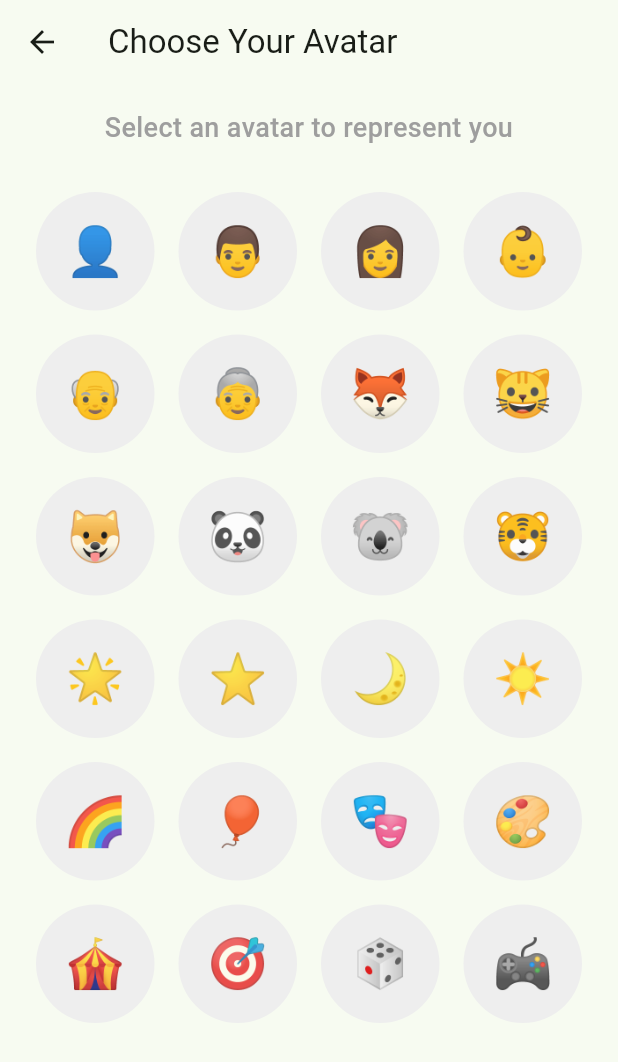
After one commit to Chenuka-Garusinghe/SYNCS-HACK-25, a Flutter app: the AnimationScreen screen opened directly, after a tap on "Continue", on a phone screen of 412 x 824 dp. The commit adds this screen. Shown: the top 1062 px of the screen. Run offline on Flutter 3.47's test engine with Material 3 defaults, Android fonts, the phone set to English and light mode, and no system bars.

Commit message:
Added basic avatar selection screen and navigation to it

```diff
--- a/terrago/lib/screens/animation_screen.dart
+++ b/terrago/lib/screens/animation_screen.dart
@@ -1,4 +1,5 @@
 import 'package:flutter/material.dart';
+import 'chooseAvatar_screen.dart';
 
 class AnimationScreen extends StatefulWidget {
   const AnimationScreen({super.key});
@@ -122,6 +123,11 @@ class _AnimationScreenState extends State<AnimationScreen>
               children: [
                 ElevatedButton(
                   onPressed: () {
+                    Navigator.of(context).push(
+                      MaterialPageRoute(
+                        builder: (context) => const ChooseAvatarScreen(),
+                      ),
+                    );
                     if (_animationController.isAnimating) {
                       _animationController.stop();
                     } else {
@@ -132,9 +138,7 @@ class _AnimationScreenState extends State<AnimationScreen>
                     backgroundColor: Colors.green,
                     foregroundColor: Colors.white,
                   ),
-                  child: Text(
-                    _animationController.isAnimating ? 'Pause' : 'Play',
-                  ),
+                  child: const Text("Continue"),
                 ),
                 ElevatedButton(
                   onPressed: () {
--- /dev/null
+++ b/terrago/lib/screens/chooseAvatar_screen.dart
@@ -0,0 +1,143 @@
+// ignore: file_names
+import 'package:flutter/material.dart';
+
+class ChooseAvatarScreen extends StatefulWidget {
+  const ChooseAvatarScreen({super.key});
+
+  @override
+  State<ChooseAvatarScreen> createState() => _ChooseAvatarScreenState();
+}
+
+class _ChooseAvatarScreenState extends State<ChooseAvatarScreen> {
+  int? selectedAvatarIndex;
+  final List<String> avatars = [
+    '👤',
+    '👨',
+    '👩',
+    '👶',
+    '👴',
+    '👵',
+    '🦊',
+    '🐱',
+    '🐶',
+    '🐼',
+    '🐨',
+    '🐯',
+    '🌟',
+    '⭐',
+    '🌙',
+    '☀️',
+    '🌈',
+    '🎈',
+    '🎭',
+    '🎨',
+    '🎪',
+    '🎯',
+    '🎲',
+    '🎮',
+  ];
+
+  @override
+  Widget build(BuildContext context) {
+    return Scaffold(
+      appBar: AppBar(
+        title: const Text('Choose Your Avatar'),
+        backgroundColor: Colors.transparent,
+        elevation: 0,
+      ),
+      body: Padding(
+        padding: const EdgeInsets.all(16.0),
+        child: Column(
+          children: [
+            const Text(
+              'Select an avatar to represent you',
+              style: TextStyle(
+                fontSize: 18,
+                fontWeight: FontWeight.w500,
+                color: Colors.grey,
+              ),
+              textAlign: TextAlign.center,
+            ),
+            const SizedBox(height: 30),
+            Expanded(
+              child: GridView.builder(
+                padding: const EdgeInsets.symmetric(horizontal: 8),
+                gridDelegate: const SliverGridDelegateWithFixedCrossAxisCount(
+                  crossAxisCount: 4, // 4 avatars per row
+                  crossAxisSpacing: 16, // Horizontal spacing between avatars
+                  mainAxisSpacing: 16, // Vertical spacing between avatar rows
+                  childAspectRatio: 1.0, // Perfect circles
+                ),
+                itemCount: avatars.length,
+                itemBuilder: (context, index) {
+                  final isSelected = selectedAvatarIndex == index;
+                  return GestureDetector(
+                    onTap: () {
+                      setState(() {
+                        selectedAvatarIndex = index;
+                      });
+                    },
+                    child: Container(
+                      decoration: BoxDecoration(
+                        shape: BoxShape.circle,
+                        color: isSelected ? Colors.blue : Colors.grey[200],
+                        border: isSelected
+                            ? Border.all(color: Colors.blue, width: 3)
+                            : null,
+                        boxShadow: isSelected
+                            ? [
+                                BoxShadow(
+                                  color: Colors.blue.withOpacity(0.3),
+                                  blurRadius: 8,
+                                  spreadRadius: 2,
+                                ),
+                              ]
+                            : null,
+                      ),
+                      child: Center(
+                        child: Text(
+                          avatars[index],
+                          style: TextStyle(
+                            fontSize: 32,
+                            color: isSelected ? Colors.white : Colors.black87,
+                          ),
+                        ),
+                      ),
+                    ),
+                  );
+                },
+              ),
+            ),
+            const SizedBox(height: 30),
+            if (selectedAvatarIndex != null)
+              SizedBox(
+                width: double.infinity,
+                child: ElevatedButton(
+                  onPressed: () {
+                    // Handle avatar selection
+                    Navigator.pop(context, selectedAvatarIndex);
+                  },
+                  style: ElevatedButton.styleFrom(
+                    backgroundColor: Colors.blue,
+                    foregroundColor: Colors.white,
+                    padding: const EdgeInsets.symmetric(vertical: 16),
+                    shape: RoundedRectangleBorder(
+                      borderRadius: BorderRadius.circular(12),
+                    ),
+                  ),
+                  child: const Text(
+                    'Confirm Selection',
+                    style: TextStyle(
+                      fontSize: 18,
+                      fontWeight: FontWeight.w600,
+                    ),
+                  ),
+                ),
+              ),
+            const SizedBox(height: 20),
+          ],
+        ),
+      ),
+    );
+  }
+}
```
